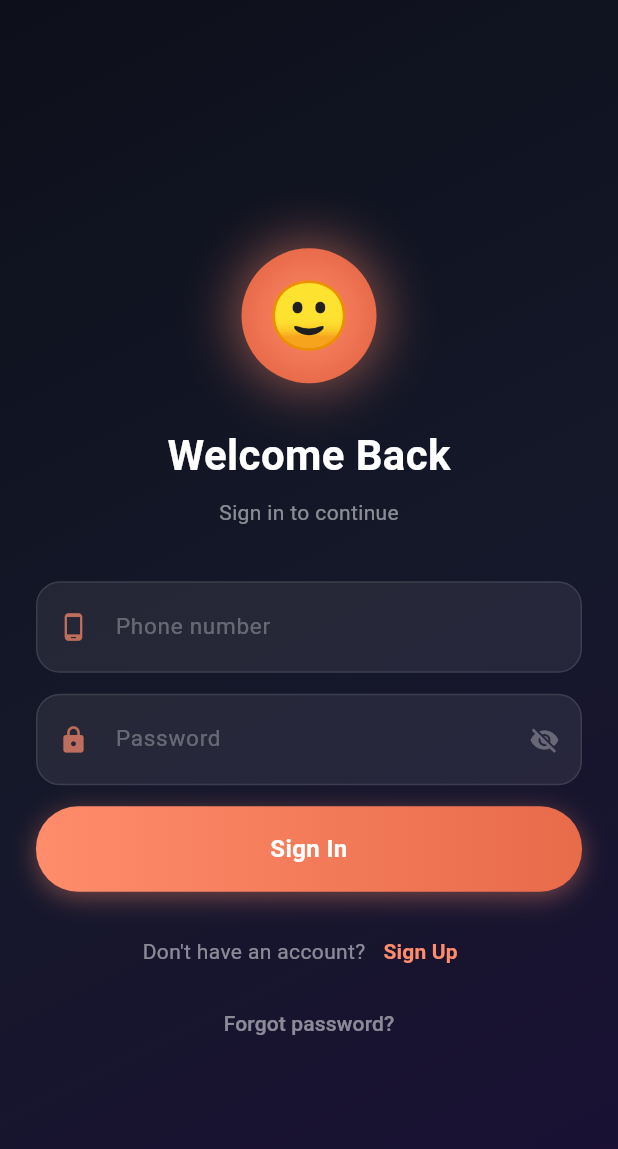
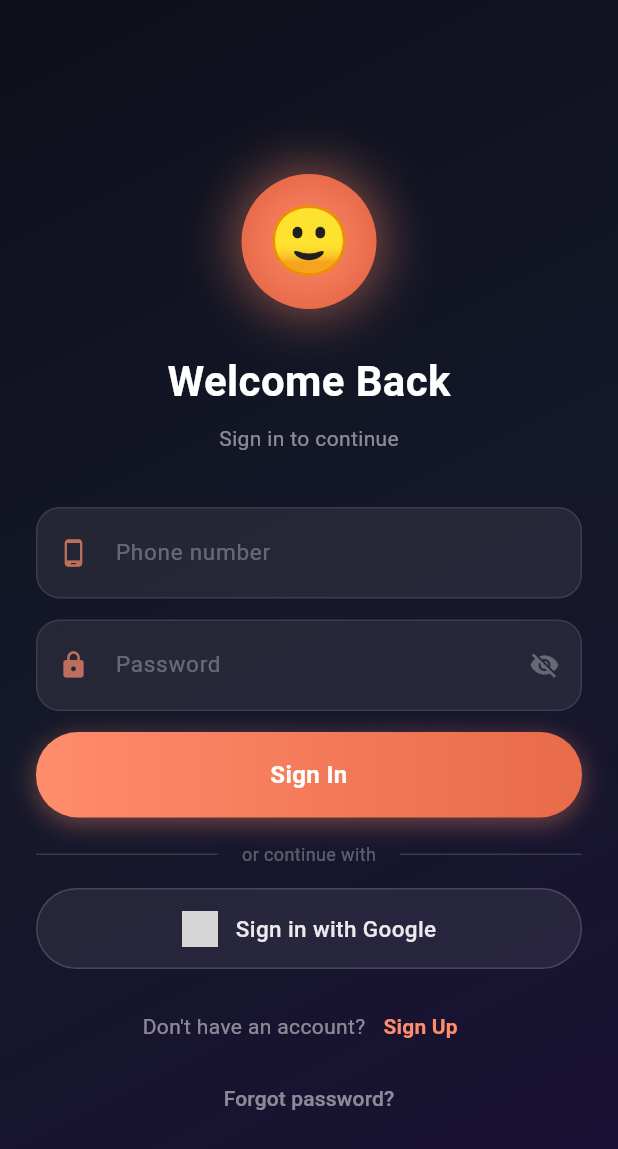
Before and after one commit to ollie81/ollie-flutter, a Flutter app: the AuthScreen screen opened directly, on a phone screen of 412 x 824 dp. Shown: the top 1149 px of the screen. Run offline on Flutter 3.47's test engine with Material 3 defaults, Android fonts, the light colour scheme and no system bars; our stand-ins replace audioplayers, flutter_secure_storage, permission_handler, shared_preferences; missing offline and left inert: flutter_sound; accounts and stored records are empty; network calls fail; Roboto replaces fonts that are missing (SF Pro Display); grey boxes are pictures that could not be loaded.

Commit message:
Update auth_screen.dart

```diff
--- a/lib/screens/auth_screen.dart
+++ b/lib/screens/auth_screen.dart
@@ -146,6 +146,15 @@ class _AuthScreenState extends State<AuthScreen> {
         margin: const EdgeInsets.all(16),
       ),
     );
+  }
+
+  // ============================================================
+  // GOOGLE LOGIN
+  // ============================================================
+
+  Future<void> _handleGoogleLogin() async {
+    // TODO: Implement Google Sign-In
+    // Will add after dependencies are installed
   }
 
   @override
@@ -332,6 +341,75 @@ class _AuthScreenState extends State<AuthScreen> {
                   ),
                   const SizedBox(height: 16),
 
+                  // DIVIDER + GOOGLE BUTTON (only for login/signup)
+                  if (_mode != AuthMode.forgot) ...[
+                    Row(
+                      children: [
+                        Expanded(
+                          child: Divider(
+                            color: Colors.white.withOpacity(0.15),
+                            thickness: 1,
+                          ),
+                        ),
+                        Padding(
+                          padding: const EdgeInsets.symmetric(horizontal: 16),
+                          child: Text(
+                            'or continue with',
+                            style: TextStyle(
+                              color: Colors.white.withOpacity(0.3),
+                              fontSize: 12,
+                            ),
+                          ),
+                        ),
+                        Expanded(
+                          child: Divider(
+                            color: Colors.white.withOpacity(0.15),
+                            thickness: 1,
+                          ),
+                        ),
+                      ],
+                    ),
+                    const SizedBox(height: 14),
+
+                    // Google Sign-In Button
+                    GestureDetector(
+                      onTap: _handleGoogleLogin,
+                      child: Container(
+                        width: double.infinity,
+                        padding: const EdgeInsets.symmetric(vertical: 14),
+                        decoration: BoxDecoration(
+                          borderRadius: BorderRadius.circular(28),
+                          color: Colors.white.withOpacity(0.07),
+                          border: Border.all(
+                            color: Colors.white.withOpacity(0.15),
+                          ),
+                        ),
+                        child: Row(
+                          mainAxisAlignment: MainAxisAlignment.center,
+                          children: [
+                            Image.network(
+                              'https://www.gstatic.com/firebasejs/ui/2.0.0/images/auth/google.svg',
+                              height: 24,
+                              width: 24,
+                            ),
+                            const SizedBox(width: 12),
+                            Text(
+                              _mode == AuthMode.login
+                                  ? 'Sign in with Google'
+                                  : 'Sign up with Google',
+                              style: TextStyle(
+                                color: Colors.white.withOpacity(0.9),
+                                fontSize: 15,
+                                fontWeight: FontWeight.w500,
+                              ),
+                            ),
+                          ],
+                        ),
+                      ),
+                    ),
+                    const SizedBox(height: 14),
+                  ],
+
                   // Switch login/signup
                   if (_mode != AuthMode.forgot)
                     Row(
```
